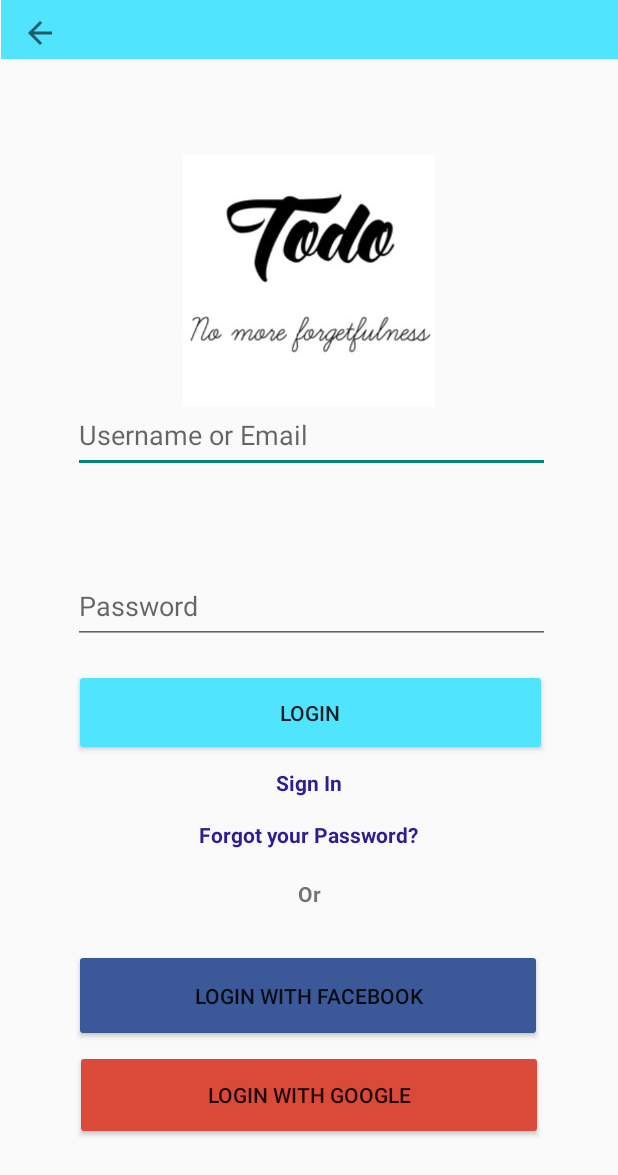
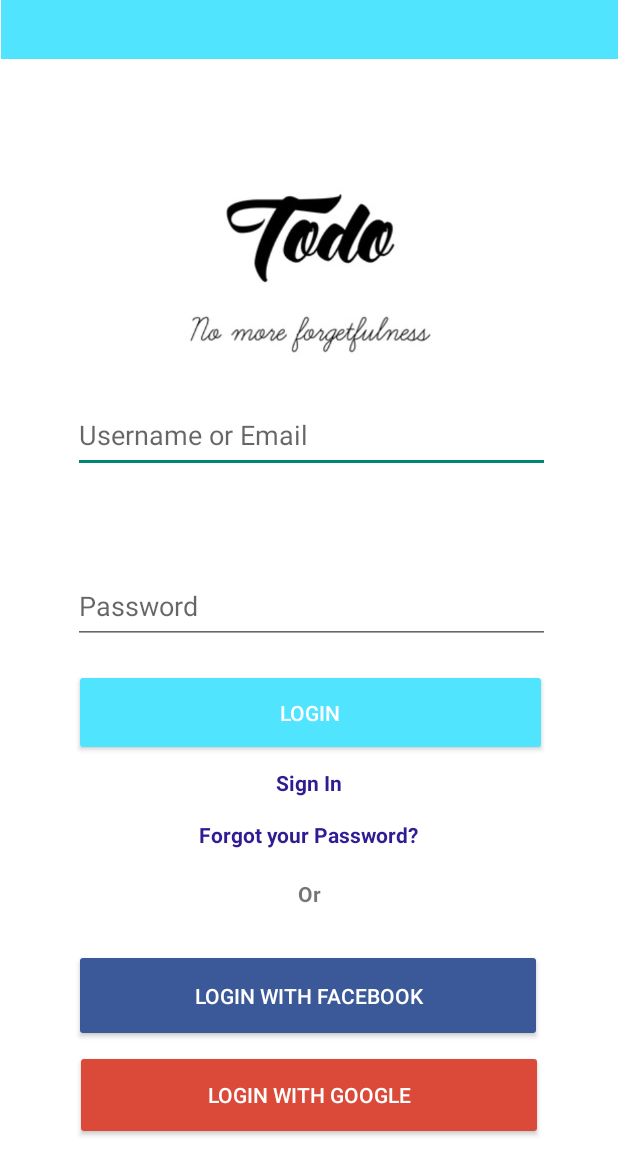
Before and after one commit to JeuRC/ToDo, an Android app: the screen it shows after launch (MainActivity), on a phone screen of 412 x 824 dp. Shown: the top 1175 px of the screen. Run offline under Robolectric (Android 15) with nearby library versions, the phone set to English and light mode, and no system bars.

Commit message:
Se completan las conexiones entre actividades y se corrijen los errores de color

```diff
--- a/app/src/main/java/com/example/todo/Login_Facebook_P.kt
+++ b/app/src/main/java/com/example/todo/Login_Facebook_P.kt
@@ -3,6 +3,7 @@ package com.example.todo
 import android.content.Intent
 import androidx.appcompat.app.AppCompatActivity
 import android.os.Bundle
+import android.widget.Button
 import android.widget.ImageButton
 
 class Login_Facebook_P : AppCompatActivity() {
@@ -11,10 +12,15 @@ class Login_Facebook_P : AppCompatActivity() {
         setContentView(R.layout.activity_login_facebook_p)
 
         val retroceder = findViewById<ImageButton>(R.id.retroceder)
+        val continue_facebook = findViewById<Button>(R.id.continue_facebook)
 
         retroceder.setOnClickListener{
             val intent:Intent = Intent(this, MainActivity::class.java)
             startActivity(intent)
         }
+        continue_facebook.setOnClickListener{
+            val intent:Intent = Intent(this, Home::class.java)
+            startActivity(intent)
+        }
     }
 }
--- a/app/src/main/java/com/example/todo/Recover_Password_ToDo.kt
+++ b/app/src/main/java/com/example/todo/Recover_Password_ToDo.kt
@@ -15,12 +15,11 @@ class Recover_Password_ToDo : AppCompatActivity() {
         val send1 = findViewById<Button>(R.id.send1)
 
         retroceder.setOnClickListener{
-            val intent: Intent = Intent(this, MainActivity::class.java)
+            val intent: Intent = Intent(this, Profile::class.java)
             startActivity(intent)
         }
-
         send1.setOnClickListener{
-            val intent: Intent = Intent(this, MainActivity::class.java)
+            val intent: Intent = Intent(this, Profile::class.java)
             startActivity(intent)
         }
     }
--- a/app/src/main/res/layout/activity_login_email_to_do.xml
+++ b/app/src/main/res/layout/activity_login_email_to_do.xml
@@ -4,6 +4,7 @@
     xmlns:tools="http://schemas.android.com/tools"
     android:layout_width="match_parent"
     android:layout_height="match_parent"
+    android:background="@color/white"
     tools:context=".MainActivity">
 
     <View
@@ -78,6 +79,7 @@
         android:layout_height="58dp"
         android:backgroundTint="#51E4FF"
         android:text="@string/button_continue"
+        android:textColor="@color/white"
         app:layout_constraintBottom_toBottomOf="parent"
         app:layout_constraintEnd_toEndOf="parent"
         app:layout_constraintHorizontal_bias="0.479"
--- a/app/src/main/res/layout/activity_login_facebook_p.xml
+++ b/app/src/main/res/layout/activity_login_facebook_p.xml
@@ -4,6 +4,7 @@
     xmlns:tools="http://schemas.android.com/tools"
     android:layout_width="match_parent"
     android:layout_height="match_parent"
+    android:background="@color/white"
     tools:context=".MainActivity">
 
     <View
@@ -127,6 +128,7 @@
         android:text="@string/continue_facebook"
         android:textAllCaps="false"
         android:textSize="16sp"
+        android:textColor="@color/white"
         app:layout_constraintBottom_toBottomOf="parent"
         app:layout_constraintEnd_toEndOf="parent"
         app:layout_constraintHorizontal_bias="0.535"
--- a/app/src/main/res/layout/activity_login_google_p.xml
+++ b/app/src/main/res/layout/activity_login_google_p.xml
@@ -4,6 +4,7 @@
     xmlns:tools="http://schemas.android.com/tools"
     android:layout_width="match_parent"
     android:layout_height="match_parent"
+    android:background="@color/white"
     tools:context=".MainActivity">
 
     <View
@@ -131,13 +132,14 @@
         app:layout_constraintVertical_bias="0.753" />
 
     <Button
-        android:id="@+id/continue_facebook"
+        android:id="@+id/continue_google"
         android:layout_width="274dp"
         android:layout_height="56dp"
         android:backgroundTint="#DB4A39"
         android:text="@string/continue_facebook"
         android:textAllCaps="false"
         android:textSize="16sp"
+        android:textColor="@color/white"
         app:layout_constraintBottom_toBottomOf="parent"
         app:layout_constraintEnd_toEndOf="parent"
         app:layout_constraintHorizontal_bias="0.497"
--- a/app/src/main/res/layout/activity_login_sign_facebook.xml
+++ b/app/src/main/res/layout/activity_login_sign_facebook.xml
@@ -4,6 +4,7 @@
     xmlns:tools="http://schemas.android.com/tools"
     android:layout_width="match_parent"
     android:layout_height="match_parent"
+    android:background="@color/white"
     tools:context=".MainActivity">
 
     <View
@@ -127,6 +128,7 @@
         android:text="@string/continue_facebook"
         android:textAllCaps="false"
         android:textSize="16sp"
+        android:textColor="@color/white"
         app:layout_constraintBottom_toBottomOf="parent"
         app:layout_constraintEnd_toEndOf="parent"
         app:layout_constraintHorizontal_bias="0.535"
--- a/app/src/main/res/layout/activity_login_sign_google.xml
+++ b/app/src/main/res/layout/activity_login_sign_google.xml
@@ -4,6 +4,7 @@
     xmlns:tools="http://schemas.android.com/tools"
     android:layout_width="match_parent"
     android:layout_height="match_parent"
+    android:background="@color/white"
     tools:context=".MainActivity">
 
     <View
@@ -138,6 +139,7 @@
         android:text="@string/continue_facebook"
         android:textAllCaps="false"
         android:textSize="16sp"
+        android:textColor="@color/white"
         app:layout_constraintBottom_toBottomOf="parent"
         app:layout_constraintEnd_toEndOf="parent"
         app:layout_constraintHorizontal_bias="0.497"
--- a/app/src/main/res/layout/activity_login_to_do_p.xml
+++ b/app/src/main/res/layout/activity_login_to_do_p.xml
@@ -4,6 +4,7 @@
     xmlns:tools="http://schemas.android.com/tools"
     android:layout_width="match_parent"
     android:layout_height="match_parent"
+    android:background="@color/white"
     tools:context=".MainActivity">
 
     <View
@@ -79,6 +80,7 @@
         android:layout_height="58dp"
         android:backgroundTint="#51E4FF"
         android:text="@string/enter_send1"
+        android:textColor="@color/white"
         app:layout_constraintBottom_toBottomOf="parent"
         app:layout_constraintEnd_toEndOf="parent"
         app:layout_constraintHorizontal_bias="0.479"
--- a/app/src/main/res/layout/activity_main.xml
+++ b/app/src/main/res/layout/activity_main.xml
@@ -4,6 +4,7 @@
     xmlns:tools="http://schemas.android.com/tools"
     android:layout_width="match_parent"
     android:layout_height="match_parent"
+    android:background="@color/white"
     tools:context=".MainActivity">
 
     <View
@@ -14,23 +15,6 @@
         app:layout_constraintEnd_toEndOf="parent"
         app:layout_constraintStart_toStartOf="parent"
         app:layout_constraintTop_toTopOf="parent" />
-
-    <ImageButton
-        android:id="@+id/retroceder"
-        android:layout_width="53dp"
-        android:layout_height="44dp"
-        android:layout_marginEnd="358dp"
-        android:layout_marginBottom="687dp"
-        android:backgroundTint="#51E4FF"
-        android:contentDescription="@string/button_back_text"
-        android:text="@string/button_back_text"
-        app:layout_constraintBottom_toBottomOf="parent"
-        app:layout_constraintEnd_toEndOf="parent"
-        app:layout_constraintHorizontal_bias="0.0"
-        app:layout_constraintStart_toStartOf="parent"
-        app:layout_constraintTop_toTopOf="parent"
-        app:layout_constraintVertical_bias="0.0"
-        app:srcCompat="?attr/homeAsUpIndicator" />
 
     <ImageView
         android:id="@+id/iconop"
@@ -86,6 +70,7 @@
         android:layout_marginBottom="320dp"
         android:backgroundTint="#51E4FF"
         android:text="@string/enter_login1"
+        android:textColor="@color/white"
         app:layout_constraintBottom_toBottomOf="parent"
         app:layout_constraintEnd_toEndOf="parent"
         app:layout_constraintHorizontal_bias="0.263"
@@ -99,6 +84,7 @@
         android:layout_height="wrap_content"
         android:text="@string/not_account1"
         android:textStyle="bold"
+        android:textColor="@color/black"
         app:layout_constraintBottom_toBottomOf="parent"
         app:layout_constraintEnd_toEndOf="parent"
         app:layout_constraintStart_toStartOf="parent"
@@ -150,6 +136,7 @@
         android:layout_height="62dp"
         android:backgroundTint="#3B5998"
         android:text="@string/button_login_facebook"
+        android:textColor="@color/white"
         app:layout_constraintBottom_toBottomOf="parent"
         app:layout_constraintEnd_toEndOf="parent"
         app:layout_constraintHorizontal_bias="0.49"
@@ -163,6 +150,7 @@
         android:layout_height="60dp"
         android:backgroundTint="#DB4A39"
         android:text="@string/button_login_google"
+        android:textColor="@color/white"
         app:layout_constraintBottom_toBottomOf="parent"
         app:layout_constraintEnd_toEndOf="parent"
         app:layout_constraintStart_toStartOf="parent"
--- a/app/src/main/res/layout/activity_recover_login_to_do.xml
+++ b/app/src/main/res/layout/activity_recover_login_to_do.xml
@@ -4,6 +4,7 @@
     xmlns:tools="http://schemas.android.com/tools"
     android:layout_width="match_parent"
     android:layout_height="match_parent"
+    android:background="@color/white"
     tools:context=".MainActivity">
 
     <View
@@ -111,6 +112,7 @@
         android:layout_height="58dp"
         android:backgroundTint="#51E4FF"
         android:text="@string/enter_login1"
+        android:textColor="@color/white"
         app:layout_constraintBottom_toBottomOf="parent"
         app:layout_constraintEnd_toEndOf="parent"
         app:layout_constraintStart_toStartOf="parent"
@@ -135,6 +137,7 @@
         android:layout_height="62dp"
         android:backgroundTint="#3B5998"
         android:text="@string/button_login_facebook"
+        android:textColor="@color/white"
         app:layout_constraintBottom_toBottomOf="parent"
         app:layout_constraintEnd_toEndOf="parent"
         app:layout_constraintHorizontal_bias="0.49"
@@ -148,6 +151,7 @@
         android:layout_height="60dp"
         android:backgroundTint="#DB4A39"
         android:text="@string/button_login_google"
+        android:textColor="@color/white"
         app:layout_constraintBottom_toBottomOf="parent"
         app:layout_constraintEnd_toEndOf="parent"
         app:layout_constraintStart_toStartOf="parent"
--- a/app/src/main/res/layout/activity_recover_password_to_do.xml
+++ b/app/src/main/res/layout/activity_recover_password_to_do.xml
@@ -4,6 +4,7 @@
     xmlns:tools="http://schemas.android.com/tools"
     android:layout_width="match_parent"
     android:layout_height="match_parent"
+    android:background="@color/white"
     tools:context=".MainActivity">
 
     <View
@@ -78,6 +79,7 @@
         android:layout_height="58dp"
         android:backgroundTint="#51E4FF"
         android:text="@string/enter_send1"
+        android:textColor="@color/white"
         app:layout_constraintBottom_toBottomOf="parent"
         app:layout_constraintEnd_toEndOf="parent"
         app:layout_constraintHorizontal_bias="0.479"
```
Also changed, not shown: app/src/main/java/com/example/todo/Calendar.kt (+36 -0 lines), app/src/main/java/com/example/todo/Login_Email_ToDo.kt (+15 -0 lines), app/src/main/java/com/example/todo/Login_Google_P.kt (+8 -0 lines), app/src/main/java/com/example/todo/Login_ToDo_P.kt (+15 -0 lines), app/src/main/java/com/example/todo/Profile.kt (+15 -0 lines).
